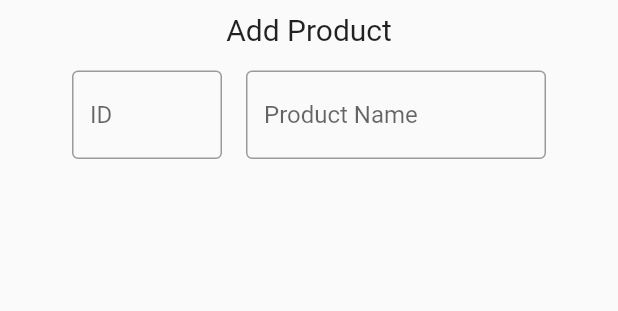
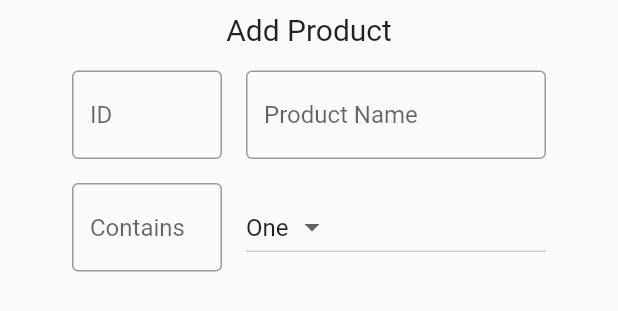
Before and after one commit to linnkhantthu/simple_erp, a Flutter app: the AddProduct widget shown alone on an empty page, opened directly, on a phone screen of 412 x 824 dp. Shown: the top 311 px of the screen. Run offline on Flutter 3.47's test engine with Material 2 defaults, Android fonts, the phone set to English and light mode, and no system bars; our stand-ins replace flutter_dotenv, get_storage; accounts and stored records are empty.

Commit message:
added prefixIcons and updating Add Product form

```diff
--- a/lib/inventory/addProduct.dart
+++ b/lib/inventory/addProduct.dart
@@ -12,6 +12,7 @@
   late final TextEditingController _productName;
   var _idErrorText = null;
   var _productNameErrorText = null;
+  String dropdownValue = 'One';
 
   @override
   void initState() {
@@ -71,6 +72,48 @@
                 ],
               ),
             ),
+            SizedBox(
+              width: 400,
+              child: Row(
+                mainAxisAlignment: MainAxisAlignment.center,
+                children: [
+                  Padding(
+                    padding: const EdgeInsets.all(8),
+                    child: SizedBox(
+                      width: 100,
+                      child: TextField(
+                        controller: _id,
+                        decoration: InputDecoration(
+                            border: const OutlineInputBorder(),
+                            hintText: "Contains",
+                            errorText: _idErrorText),
+                      ),
+                    ),
+                  ),
+                  Padding(
+                    padding: const EdgeInsets.all(8),
+                    child: SizedBox(
+                      width: 200,
+                      child: DropdownButton(
+                        value: dropdownValue,
+                        items: <String>['One', 'Two', 'Free', 'Four']
+                            .map<DropdownMenuItem<String>>((String value) {
+                          return DropdownMenuItem<String>(
+                            value: value,
+                            child: Text(value),
+                          );
+                        }).toList(),
+                        onChanged: (String? value) {
+                          setState(() {
+                            dropdownValue = value!;
+                          });
+                        },
+                      ),
+                    ),
+                  ),
+                ],
+              ),
+            ),
           ],
         ),
       ),
--- a/lib/users/login_page.dart
+++ b/lib/users/login_page.dart
@@ -94,6 +94,10 @@
                         child: TextField(
                           controller: _mail,
                           decoration: InputDecoration(
+                              prefixIcon: const Icon(
+                                Icons.mail,
+                                color: Colors.blue,
+                              ),
                               border: const OutlineInputBorder(),
                               hintText: "Gmail",
                               errorText: _mailErrorText),
@@ -103,7 +107,12 @@
                         padding: const EdgeInsets.all(8),
                         child: TextField(
                           controller: _password,
+                          obscureText: true,
                           decoration: InputDecoration(
+                              prefixIcon: const Icon(
+                                Icons.key,
+                                color: Colors.red,
+                              ),
                               border: const OutlineInputBorder(),
                               hintText: "Password",
                               errorText: _passwordErrorText),
```
Also changed, not shown: lib/inventory.dart (+6 -2 lines), lib/users/register_page.dart (+14 -0 lines), lib/users/utils.dart (+4 -4 lines).
